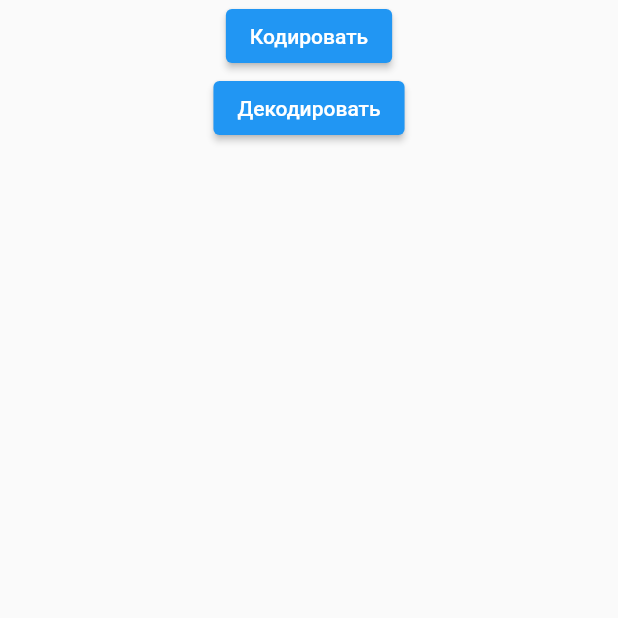
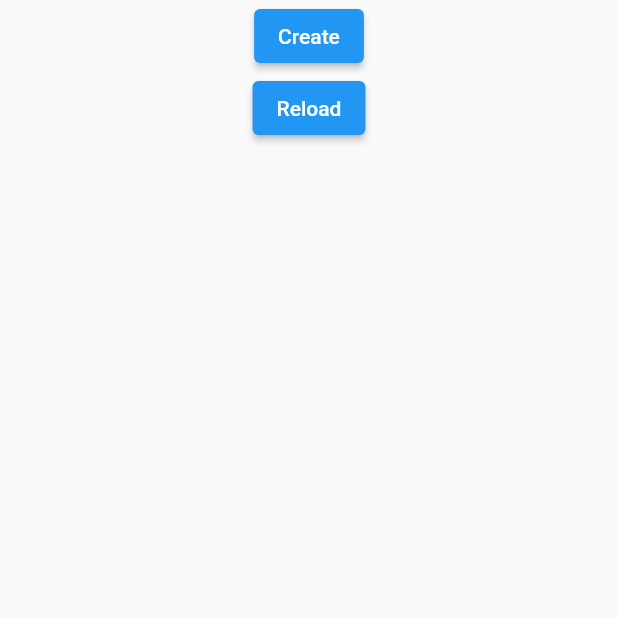
Before and after one commit to jstAga/startFlutter, a Flutter app: the screen it shows after launch, on a phone screen of 412 x 824 dp, the top half of it. Run offline on Flutter 3.47's test engine with Material 2 defaults, Android fonts, the phone set to English and light mode, and no system bars.

Commit message:
work with http

```diff
--- a/lib/app.dart
+++ b/lib/app.dart
@@ -7,7 +7,7 @@ import 'package:start_flutter/ui/others/telegramSettings/telegram_settings.dart'
 import 'package:start_flutter/ui/others/theMovieDB/auth/auth.dart';
 import 'package:start_flutter/ui/others/theMovieDB/movieDetail/movie_detail.dart';
 import 'package:start_flutter/ui/others/theMovieDB/movieHome/movie_home.dart';
-import 'package:start_flutter/ui/others/workWithJson/ui/work_with_json.dart';
+import 'package:start_flutter/ui/others/workWithHttp/ui/work_with_http_widget.dart';
 
 class App extends StatelessWidget {
   const App({super.key});
@@ -28,7 +28,7 @@ class App extends StatelessWidget {
       initialRoute: "/",
       routes: {
         // "/": (context) => home,
-        "/": (context) => WorkWithJson(),
+        "/": (context) => WorkWithHttpWidget(),
         "/hw6m2": (context) => hw6m2,
         "/hw7m2": (context) => hw7m2,
         "/telegramSettings": (context) => telegramSettings,
--- /dev/null
+++ b/lib/ui/others/workWithHttp/data/entity/post/post.dart
@@ -0,0 +1,22 @@
+import 'package:json_annotation/json_annotation.dart';
+
+part 'post.g.dart';
+
+@JsonSerializable()
+class Post {
+  final int userId;
+  final int id;
+  final String title;
+  final String body;
+
+  Post({required this.userId,
+    required this.id,
+    required this.title,
+    required this.body});
+
+  factory Post.fromJson(Map<String, dynamic> json) => _$PostFromJson(json);
+
+  Map<String, dynamic> toJson(Post instance) => _$PostToJson(this);
+}
+
+// Map<String,dynamic> toJson() => _$AddressToJson(this);
--- /dev/null
+++ b/lib/ui/others/workWithHttp/ui/work_with_http_model.dart
@@ -0,0 +1,40 @@
+import 'package:flutter/cupertino.dart';
+import 'package:start_flutter/ui/others/workWithHttp/data/api_client/api_client.dart';
+import 'package:start_flutter/ui/others/workWithHttp/data/entity/post/post.dart';
+
+class WorkWithHttpModel extends ChangeNotifier {
+  final apiClient = ApiClient();
+  var _posts = <Post>[];
+
+  List<Post> get posts => _posts;
+
+  Future<void> reloadPosts() async {
+    _posts += await apiClient.getPosts();
+    notifyListeners();
+  }
+
+  Future<void> createPosts({required String title, required String body}) async{
+    await apiClient.createPost(title: title, body: body);
+  }
+}
+
+class WorkWithHttpProvider extends InheritedNotifier {
+  final WorkWithHttpModel model;
+
+  const WorkWithHttpProvider({
+    super.key,
+    required this.model,
+    required Widget child,
+  }) : super(child: child, notifier: model);
+
+  static WorkWithHttpProvider? watch(BuildContext context) {
+    return context.dependOnInheritedWidgetOfExactType<WorkWithHttpProvider>();
+  }
+
+  static WorkWithHttpProvider? read(BuildContext context) {
+    final widget = context
+        .getElementForInheritedWidgetOfExactType<WorkWithHttpProvider>()
+        ?.widget;
+    return widget is WorkWithHttpProvider ? widget : null;
+  }
+}
--- /dev/null
+++ b/lib/ui/others/workWithHttp/ui/work_with_http_widget.dart
@@ -0,0 +1,94 @@
+import 'package:flutter/material.dart';
+import 'package:start_flutter/ui/others/workWithHttp/ui/work_with_http_model.dart';
+
+class WorkWithHttpWidget extends StatefulWidget {
+  const WorkWithHttpWidget({super.key});
+
+  @override
+  State<WorkWithHttpWidget> createState() => _WorkWithHttpWidgetState();
+}
+
+class _WorkWithHttpWidgetState extends State<WorkWithHttpWidget> {
+  final model = WorkWithHttpModel();
+
+  @override
+  Widget build(BuildContext context) {
+    return Scaffold(
+      body: SafeArea(
+        child: WorkWithHttpProvider(
+          model: model,
+          child: const Column(
+            crossAxisAlignment: CrossAxisAlignment.center,
+            children: [_CreateButton(), _ReloadButton(), _PostsWidget()],
+          ),
+        ),
+      ),
+    );
+  }
+}
+
+class _ReloadButton extends StatelessWidget {
+  const _ReloadButton({super.key});
+
+  @override
+  Widget build(BuildContext context) {
+    return ElevatedButton(
+        onPressed: () =>
+            WorkWithHttpProvider.read(context)?.model.reloadPosts(),
+        child: const Text("Reload"));
+  }
+}
+
+class _CreateButton extends StatelessWidget {
+  const _CreateButton({super.key});
+
+  @override
+  Widget build(BuildContext context) {
+    return ElevatedButton(
+        onPressed: () => WorkWithHttpProvider.read(context)
+            ?.model
+            .createPosts(title: "title", body: "body"),
+        child: const Text("Create"));
+  }
+}
+
+class _PostsWidget extends StatelessWidget {
+  const _PostsWidget({super.key});
+
+  @override
+  Widget build(BuildContext context) {
+    return Expanded(
+      child: Padding(
+        padding: const EdgeInsets.all(12),
+        child: ListView.builder(
+            itemCount:
+                WorkWithHttpProvider.watch(context)?.model.posts.length ?? 0,
+            itemBuilder: (BuildContext context, int index) {
+              return _PostItemWidget(index: index);
+            }),
+      ),
+    );
+  }
+}
+
+class _PostItemWidget extends StatelessWidget {
+  final int index;
+
+  const _PostItemWidget({super.key, required this.index});
+
+  @override
+  Widget build(BuildContext context) {
+    final post = WorkWithHttpProvider.read(context)!.model.posts[index];
+    return Column(
+      crossAxisAlignment: CrossAxisAlignment.start,
+      children: [
+        const SizedBox(height: 10),
+        Text(post.id.toString()),
+        const SizedBox(height: 10),
+        Text(post.title),
+        const SizedBox(height: 10),
+        Text(post.body),
+      ],
+    );
+  }
+}
--- a/lib/ui/others/workWithJson/data/data.dart
+++ b/lib/ui/others/workWithJson/data/data.dart
@@ -1,5 +1,7 @@
-import 'package:start_flutter/ui/others/workWithJson/model/address/addreses.dart';
-import 'package:start_flutter/ui/others/workWithJson/model/human/human.dart';
+
+
+import 'package:start_flutter/ui/others/workWithJson/data/entity/address/addreses.dart';
+import 'package:start_flutter/ui/others/workWithJson/data/entity/human/human.dart';
 
 final humans = [
   Human(name: "alex", surname: "brown", age: 19, address: [
--- a/lib/ui/others/workWithJson/model/human/human.dart
+++ b/lib/ui/others/workWithJson/data/entity/human/human.dart
@@ -1,5 +1,5 @@
 import 'package:json_annotation/json_annotation.dart';
-import 'package:start_flutter/ui/others/workWithJson/model/address/addreses.dart';
+import 'package:start_flutter/ui/others/workWithJson/data/entity/address/addreses.dart';
 
 part 'human.g.dart';
 
```
Also changed, not shown: lib/ui/others/workWithHttp/data/api_client/api_client.dart (added, +41 -0 lines), lib/ui/others/workWithHttp/data/entity/post/post.g.dart (added), lib/ui/others/workWithJson/data/entity/address/addreses.dart (renamed from lib/ui/others/workWithJson/model/address/addreses.dart), lib/ui/others/workWithJson/data/entity/address/addreses.g.dart (renamed from lib/ui/others/workWithJson/model/address/addreses.g.dart), lib/ui/others/workWithJson/data/entity/human/human.g.dart (renamed from lib/ui/others/workWithJson/model/human/human.g.dart), 1 other file.
